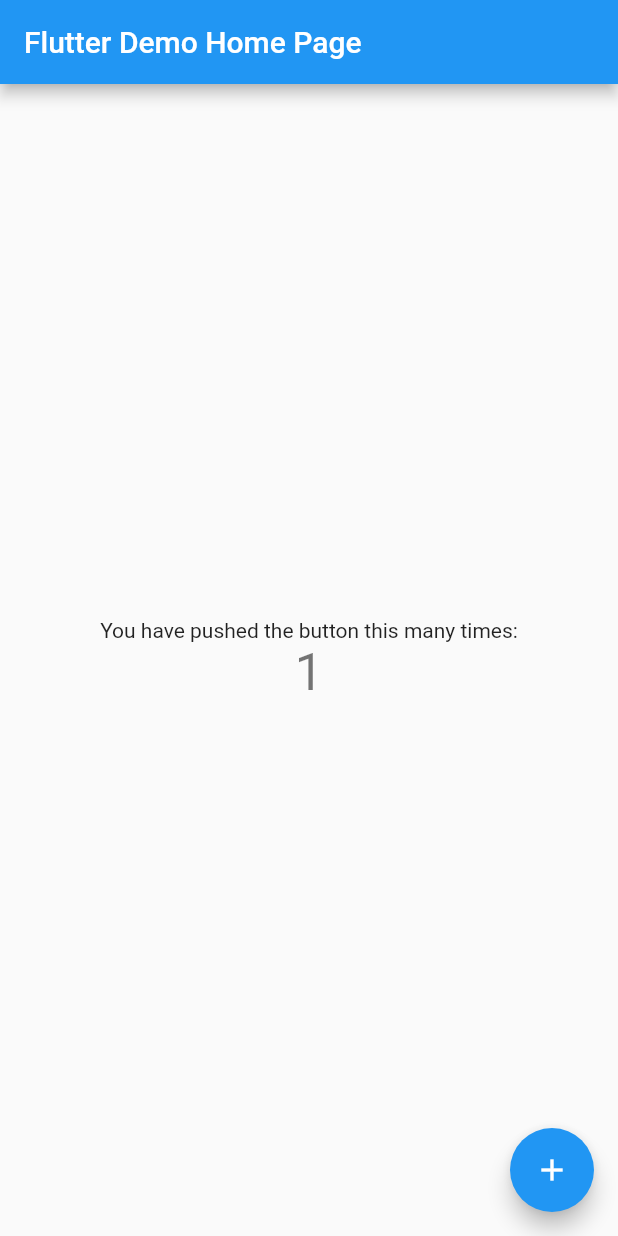
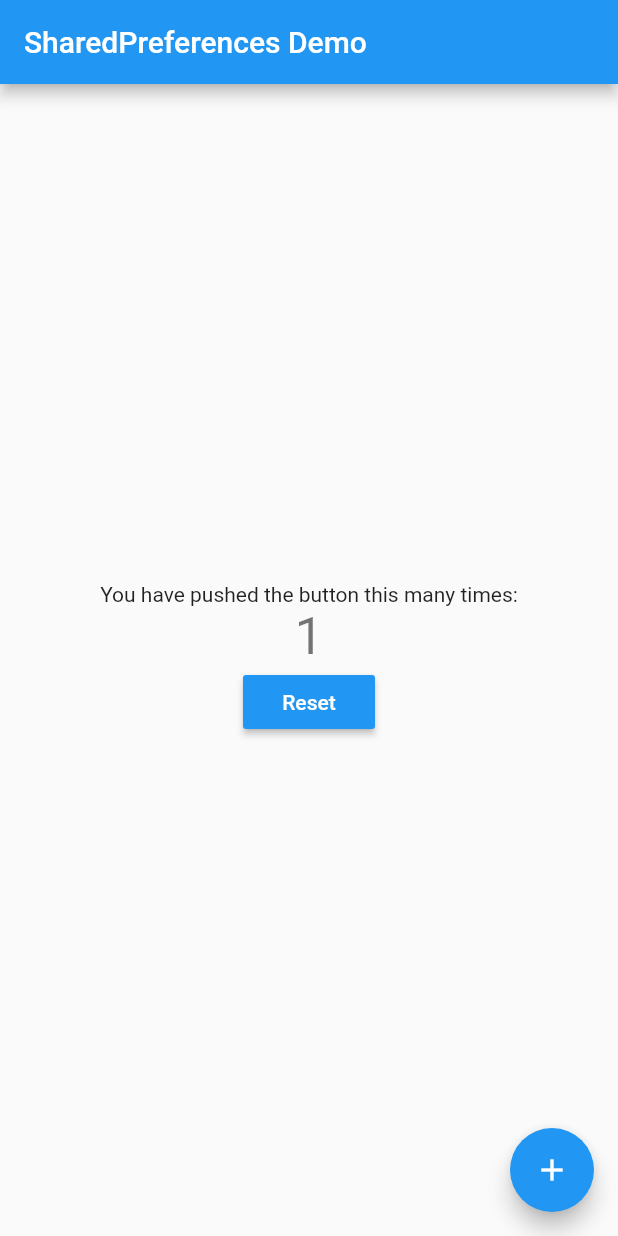
Before and after one commit to ChangJoo-Park/flutter_shared_preferences, a Flutter app: the screen it shows after launch, after a tap on the "add" icon, on a phone screen of 412 x 824 dp. Run offline on Flutter 3.47's test engine with Material 2 defaults, Android fonts, the phone set to English and light mode, and no system bars; our stand-ins replace shared_preferences.

Commit message:
Implement shared_preferences

```diff
--- a/lib/main.dart
+++ b/lib/main.dart
@@ -1,4 +1,5 @@
 import 'package:flutter/material.dart';
+import 'package:shared_preferences/shared_preferences.dart';
 
 void main() => runApp(MyApp());
 
@@ -6,11 +7,11 @@ class MyApp extends StatelessWidget {
   @override
   Widget build(BuildContext context) {
     return MaterialApp(
-      title: 'Flutter Demo',
+      title: 'Persistence Counter',
       theme: ThemeData(
         primarySwatch: Colors.blue,
       ),
-      home: MyHomePage(title: 'Flutter Demo Home Page'),
+      home: MyHomePage(title: 'SharedPreferences Demo'),
     );
   }
 }
@@ -25,11 +26,49 @@ class MyHomePage extends StatefulWidget {
 
 class _MyHomePageState extends State<MyHomePage> {
   int _counter = 0;
+  SharedPreferences prefs;
 
+  /// 카운터를 1 증가한다.
   void _incrementCounter() {
     setState(() {
       _counter++;
     });
+    setPersistenceCounter(_counter);
+  }
+
+  /// 카운터를 초기화한다.
+  void _resetCounter() {
+    setState(() {
+      _counter = 0;
+    });
+    setPersistenceCounter(_counter);
+  }
+
+  /// counter를 앱에 저장한다.
+  void setPersistenceCounter(int counter) async {
+    if (prefs == null) {
+      _initializeCounter();
+    }
+    print('hello world');
+    prefs.setInt('counter', counter);
+  }
+
+  /// [_counter]를 SharedPreferences에서 가져와 초기화한다.
+  ///
+  /// 없으면 0으로 초기화한다.
+  void _initializeCounter() async {
+    prefs = await SharedPreferences.getInstance();
+    int persistenceCounter = prefs.getInt('counter') ?? 0;
+
+    setState(() {
+      _counter = persistenceCounter;
+    });
+  }
+
+  @override
+  void initState() {
+    _initializeCounter();
+    super.initState();
   }
 
   @override
@@ -49,6 +88,14 @@ class _MyHomePageState extends State<MyHomePage> {
               '$_counter',
               style: Theme.of(context).textTheme.display1,
             ),
+            RaisedButton(
+              child: Text(
+                'Reset',
+                style: TextStyle(color: Colors.white),
+              ),
+              onPressed: _resetCounter,
+              color: Theme.of(context).accentColor,
+            ),
           ],
         ),
       ),
```
